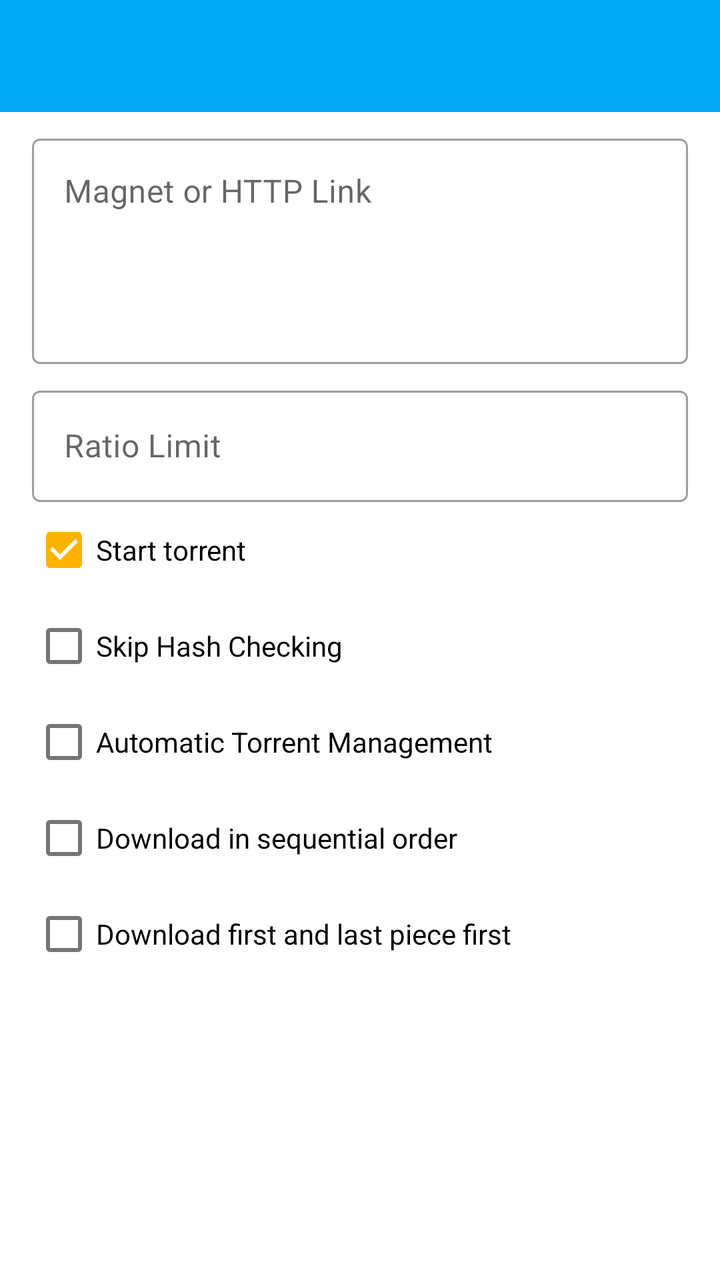
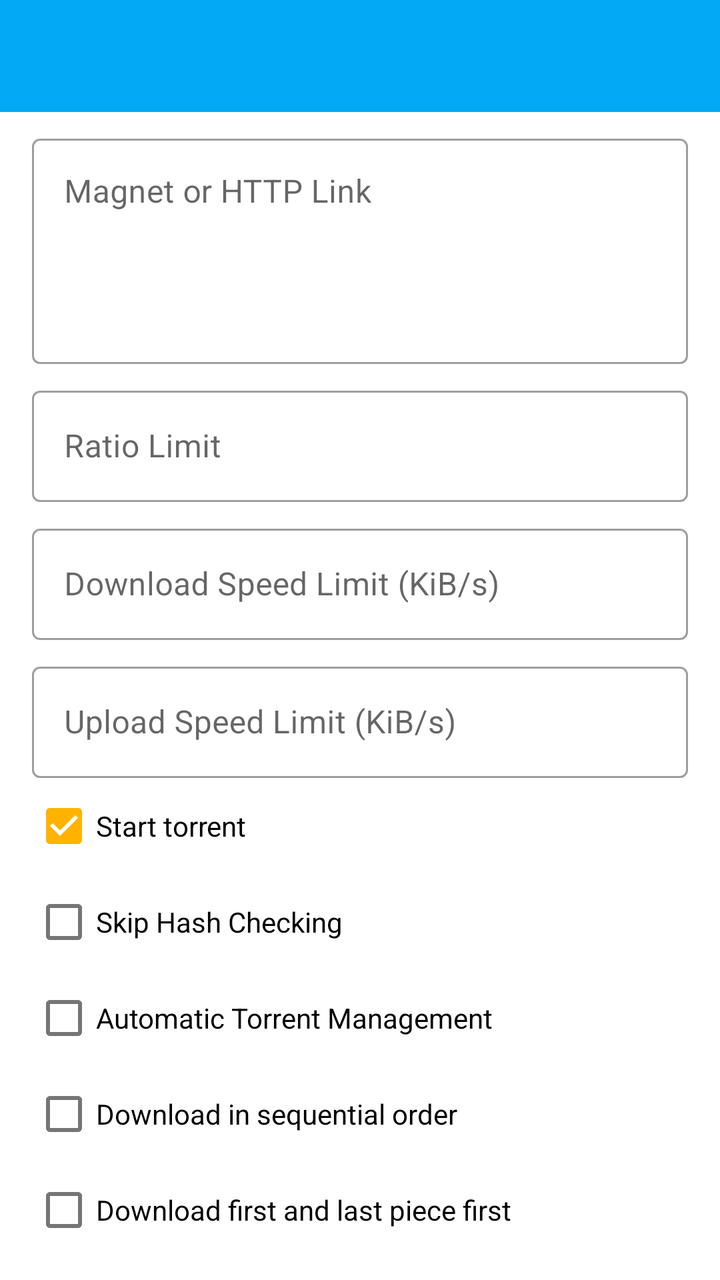

The first picture is an Android layout as it rendered before a commit; the second is the same layout after the commit. The layout source and the unified diff follow.
<!-- AndroidManifest.xml: application theme AppTheme -->
<!-- res/layout/activity_add_torrent.xml -->
<?xml version="1.0" encoding="utf-8"?>
<LinearLayout xmlns:android="http://schemas.android.com/apk/res/android"
    xmlns:app="http://schemas.android.com/apk/res-auto"
    xmlns:tools="http://schemas.android.com/tools"
    android:layout_width="match_parent"
    android:layout_height="match_parent"
    android:orientation="vertical"
    tools:context=".ui.addtorrent.AddTorrentActivity">

    <com.google.android.material.appbar.AppBarLayout
        android:layout_width="match_parent"
        android:layout_height="wrap_content">

        <com.google.android.material.appbar.MaterialToolbar
            android:id="@+id/toolbar"
            android:layout_width="match_parent"
            android:layout_height="?attr/actionBarSize"
            android:theme="@style/AppTheme.ToolbarOverlay"
            app:popupTheme="@style/AppTheme.PopupOverlay" />

    </com.google.android.material.appbar.AppBarLayout>

    <androidx.core.widget.NestedScrollView
        android:id="@+id/scroll_view"
        android:layout_width="match_parent"
        android:layout_height="match_parent">

        <LinearLayout
            android:layout_width="match_parent"
            android:layout_height="match_parent"
            android:orientation="vertical"
            android:paddingHorizontal="16dp"
            android:paddingVertical="8dp">

            <LinearLayout
                android:id="@+id/layout_server_selector"
                android:layout_width="match_parent"
                android:layout_height="wrap_content"
                android:visibility="gone"
                tools:visibility="visible">

                <com.google.android.material.textview.MaterialTextView
                    android:layout_width="wrap_content"
                    android:layout_height="wrap_content"
                    android:text="@string/torrent_add_select_server" />

                <Spinner
                    android:id="@+id/spinner_servers"
                    android:layout_width="match_parent"
                    android:layout_height="wrap_content"
                    android:layout_marginStart="8dp" />

            </LinearLayout>

            <com.google.android.material.textfield.TextInputLayout
                android:id="@+id/input_layout_torrent_link"
                style="@style/Widget.MaterialComponents.TextInputLayout.OutlinedBox"
                android:layout_width="match_parent"
                android:layout_height="wrap_content"
                app:errorEnabled="false">

                <com.google.android.material.textfield.TextInputEditText
                    android:id="@+id/edit_torrent_link"
                    android:layout_width="match_parent"
                    android:layout_height="wrap_content"
                    android:gravity="top|start"
                    android:hint="@string/torrent_add_link_hint"
                    android:importantForAutofill="no"
                    android:inputType="textMultiLine"
                    android:lines="4" />

            </com.google.android.material.textfield.TextInputLayout>

            <com.google.android.material.textfield.TextInputLayout
                style="@style/Widget.MaterialComponents.TextInputLayout.OutlinedBox"
                android:layout_width="match_parent"
                android:layout_height="wrap_content"
                android:layout_marginTop="8dp">

                <com.google.android.material.textfield.TextInputEditText
                    android:id="@+id/edit_ratio_limit"
                    android:layout_width="match_parent"
                    android:layout_height="wrap_content"
                    android:hint="@string/torrent_add_ratio_limit"
                    android:importantForAutofill="no"
                    android:inputType="numberDecimal" />

            </com.google.android.material.textfield.TextInputLayout>

            <com.google.android.material.checkbox.MaterialCheckBox
                android:id="@+id/check_start_torrent"
                android:layout_width="match_parent"
                android:layout_height="wrap_content"
                android:checked="true"
                android:text="@string/torrent_add_start_torrent" />

            <com.google.android.material.checkbox.MaterialCheckBox
                android:id="@+id/check_skip_checking"
                android:layout_width="match_parent"
                android:layout_height="wrap_content"
                android:text="@string/torrent_add_skip_hash_checking" />

            <com.google.android.material.checkbox.MaterialCheckBox
                android:id="@+id/check_auto_tmm"
                android:layout_width="match_parent"
                android:layout_height="wrap_content"
                android:text="@string/torrent_add_auto_tmm" />

            <com.google.android.material.checkbox.MaterialCheckBox
                android:id="@+id/check_sequential_download"
                android:layout_width="match_parent"
                android:layout_height="wrap_content"
                android:text="@string/torrent_add_sequential_download" />

            <com.google.android.material.checkbox.MaterialCheckBox
                android:id="@+id/check_prioritize_first_last_piece"
                android:layout_width="match_parent"
                android:layout_height="wrap_content"
                android:text="@string/torrent_add_prioritize_first_last_piece" />

        </LinearLayout>

    </androidx.core.widget.NestedScrollView>

</LinearLayout>
<!-- resources referenced by this layout -->
<resources>
  <string name="torrent_add_auto_tmm">Automatic Torrent Management</string>
  <string name="torrent_add_link_hint">Magnet or HTTP Link</string>
  <string name="torrent_add_prioritize_first_last_piece">Download first and last piece first</string>
  <string name="torrent_add_ratio_limit">Ratio Limit</string>
  <string name="torrent_add_select_server">Server</string>
  <string name="torrent_add_sequential_download">Download in sequential order</string>
  <string name="torrent_add_skip_hash_checking">Skip Hash Checking</string>
  <string name="torrent_add_start_torrent">Start torrent</string>
  <style name="AppTheme.PopupOverlay" parent="ThemeOverlay.MaterialComponents.Light" />
  <style name="AppTheme.ToolbarOverlay" parent="ThemeOverlay.MaterialComponents.Dark.ActionBar" />
  <style name="AppTheme" parent="Theme.MaterialComponents.DayNight.NoActionBar">
          <item name="colorPrimary">@color/color_primary</item>
          <item name="colorPrimaryDark">@color/color_primary_dark</item>
          <item name="colorPrimaryVariant">@color/color_primary_variant</item>
          <item name="colorOnPrimary">@color/color_on_primary</item>
  
          <item name="colorSecondary">@color/color_secondary</item>
          <item name="colorSecondaryVariant">@color/color_secondary_variant</item>
          <item name="colorOnSecondary">@color/color_on_secondary</item>
  
          <item name="windowActionModeOverlay">true</item>
      </style>
  <color name="color_primary">#03A9F4</color>
  <color name="color_primary_dark">#007AC1</color>
  <color name="color_primary_variant">#007AC1</color>
  <color name="color_on_primary">#FFFFFF</color>
  <color name="color_secondary">#FFB300</color>
  <color name="color_secondary_variant">#C68400</color>
  <color name="color_on_secondary">#000000</color>
</resources>

<!-- the commit's change to res/layout/activity_add_torrent.xml (unified diff, before → after) -->
@@ -87,6 +87,38 @@
 
             </com.google.android.material.textfield.TextInputLayout>
 
+            <com.google.android.material.textfield.TextInputLayout
+                style="@style/Widget.MaterialComponents.TextInputLayout.OutlinedBox"
+                android:layout_width="match_parent"
+                android:layout_height="wrap_content"
+                android:layout_marginTop="8dp">
+
+                <com.google.android.material.textfield.TextInputEditText
+                    android:id="@+id/edit_dlspeed_limit"
+                    android:layout_width="match_parent"
+                    android:layout_height="wrap_content"
+                    android:hint="@string/torrent_add_dlspeed_limit"
+                    android:importantForAutofill="no"
+                    android:inputType="numberDecimal" />
+
+            </com.google.android.material.textfield.TextInputLayout>
+
+            <com.google.android.material.textfield.TextInputLayout
+                style="@style/Widget.MaterialComponents.TextInputLayout.OutlinedBox"
+                android:layout_width="match_parent"
+                android:layout_height="wrap_content"
+                android:layout_marginTop="8dp">
+
+                <com.google.android.material.textfield.TextInputEditText
+                    android:id="@+id/edit_upspeed_limit"
+                    android:layout_width="match_parent"
+                    android:layout_height="wrap_content"
+                    android:hint="@string/torrent_add_upspeed_limit"
+                    android:importantForAutofill="no"
+                    android:inputType="numberDecimal" />
+
+            </com.google.android.material.textfield.TextInputLayout>
+
             <com.google.android.material.checkbox.MaterialCheckBox
                 android:id="@+id/check_start_torrent"
                 android:layout_width="match_parent"
<!-- resource entries referenced after the edit -->
@@ -1,6 +1,7 @@
 <!-- resources referenced by this layout -->
 <resources>
   <string name="torrent_add_auto_tmm">Automatic Torrent Management</string>
+  <string name="torrent_add_dlspeed_limit">Download Speed Limit (KiB/s)</string>
   <string name="torrent_add_link_hint">Magnet or HTTP Link</string>
   <string name="torrent_add_prioritize_first_last_piece">Download first and last piece first</string>
   <string name="torrent_add_ratio_limit">Ratio Limit</string>
@@ -8,6 +9,7 @@
   <string name="torrent_add_sequential_download">Download in sequential order</string>
   <string name="torrent_add_skip_hash_checking">Skip Hash Checking</string>
   <string name="torrent_add_start_torrent">Start torrent</string>
+  <string name="torrent_add_upspeed_limit">Upload Speed Limit (KiB/s)</string>
   <style name="AppTheme.PopupOverlay" parent="ThemeOverlay.MaterialComponents.Light" />
   <style name="AppTheme.ToolbarOverlay" parent="ThemeOverlay.MaterialComponents.Dark.ActionBar" />
   <style name="AppTheme" parent="Theme.MaterialComponents.DayNight.NoActionBar">
